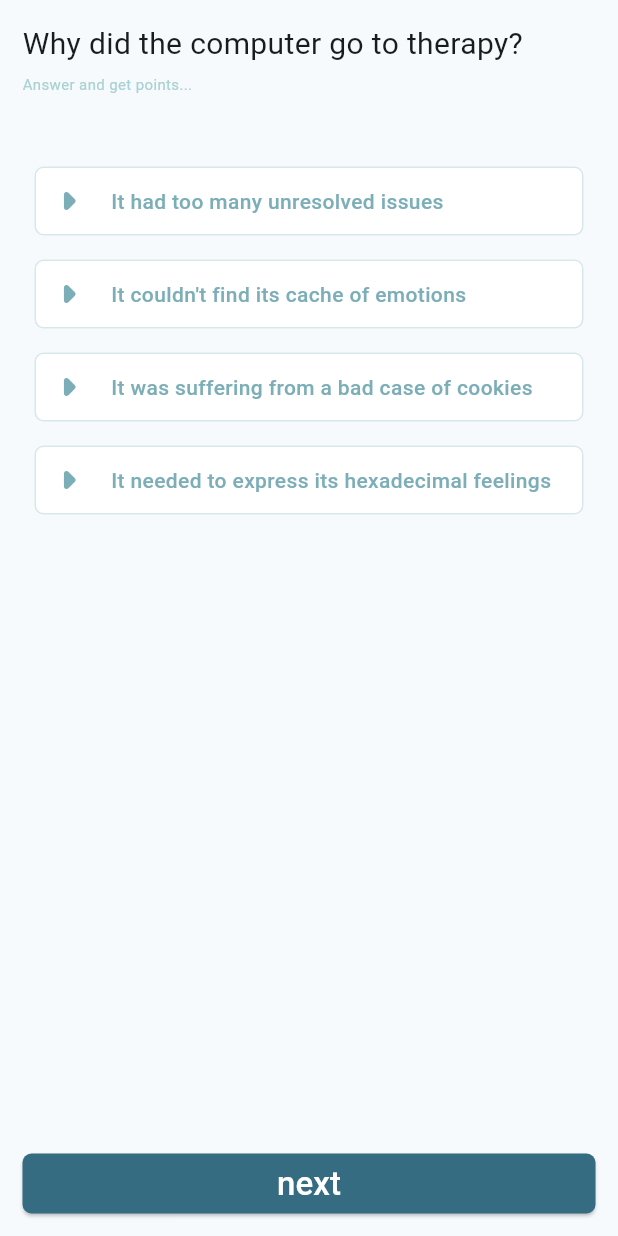
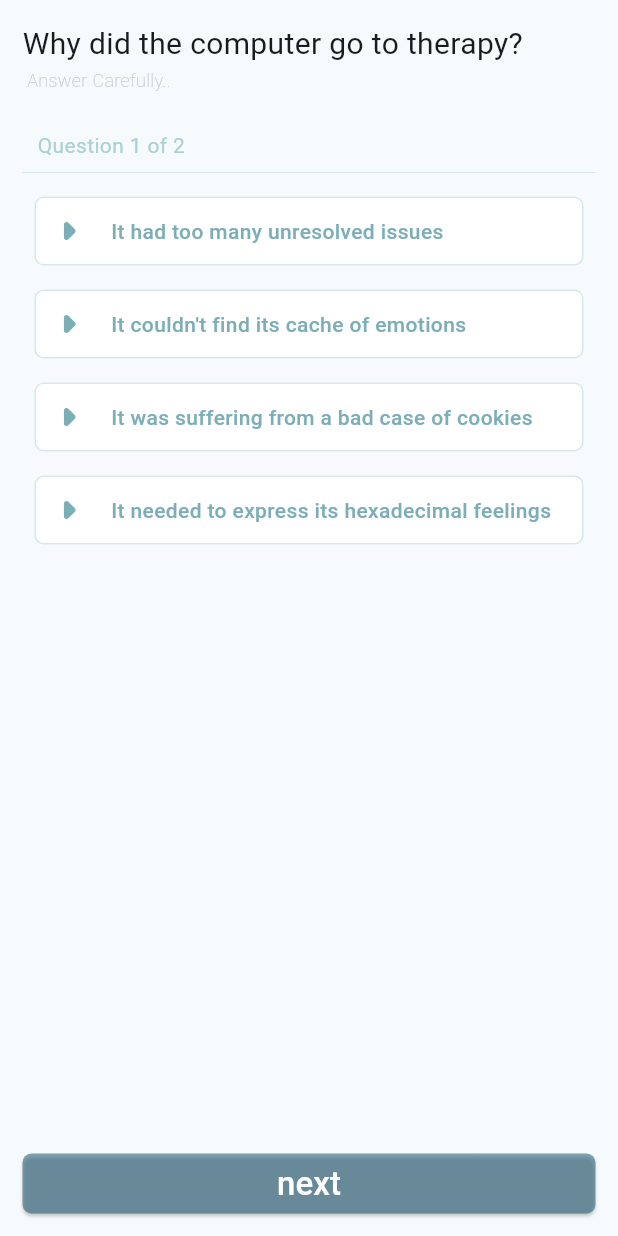
Before and after one commit to LujainAbuRajab/quiz_app, a Flutter app: the screen it shows after launch, after a tap on "next", on a phone screen of 412 x 824 dp. Run offline on Flutter 3.47's test engine with Material 3 defaults, Android fonts, the phone set to English and light mode, and no system bars.

Commit message:
final page widget - Done

```diff
--- a/lib/pages/home_page.dart
+++ b/lib/pages/home_page.dart
@@ -4,6 +4,7 @@ import 'package:quiz_app2/utils/app_colors.dart';
 import 'package:quiz_app2/widgets/answer_widget_iter.dart';
 import 'package:quiz_app2/widgets/congtats_widgets.dart';
 import 'package:quiz_app2/widgets/main_button.dart';
+
 
 class MyHomePage extends StatefulWidget {
   const MyHomePage({super.key});
@@ -16,6 +17,7 @@ class _MyHomePageState extends State<MyHomePage> {
   int questionIndex = 0;
   bool isFinished = false;
   int score = 0;
+  // var numOfQ = score + 1 ;
   String? selectedAnswer;
 
   void answerQuestion(){
@@ -35,20 +37,43 @@ class _MyHomePageState extends State<MyHomePage> {
               children: [
 
                   Padding(
-                      padding: const EdgeInsets.only(bottom:5),
+                      padding: const EdgeInsets.only(bottom:1),
                       child: Text(
                         questionsWithAnswers[questionIndex].question,
-                        style: const TextStyle(fontSize: 20),
+                        style:  const TextStyle(fontSize: 20),
+
                       ),
                   ),
-                  const Text(
-                    "Answer and get points...",
-                    style: TextStyle(
-                      color: AppColors.babyBlue,
-                      fontSize: 10,
+                  const Padding(
+                    padding: EdgeInsets.only(left: 3),
+                    child: Text(
+                      "Answer Carefully..",
+                      style: TextStyle(
+                        color: AppColors.lightGray,
+                        fontWeight: FontWeight.w100,
+                        fontSize: 12,
+                      ),
                     ),
                   ),
-                  const SizedBox(height: 40,),
+                  const SizedBox(height: 25,),
+                  Column(
+                    crossAxisAlignment: CrossAxisAlignment.start,
+                    children:[
+                      Padding(
+                        padding: const EdgeInsets.only(left: 10),
+                        child: Text(
+                          'Question ${score+1} of ${questionsWithAnswers.length}',
+                          style: const TextStyle(
+                            color: AppColors.babyBlue,
+                          ),
+                        ),
+                      ),
+                      const Divider(
+                        color: AppColors.babyBlue,
+                        thickness: 0.3,
+                      ),
+                    ],
+                  ),
                   Column(
                         children: questionsWithAnswers[questionIndex]
                             .answers
@@ -69,11 +94,12 @@ class _MyHomePageState extends State<MyHomePage> {
                     text: "next",
                     onTap: () {
                          setState(() {
-                            if(selectedAnswer == questionsWithAnswers[questionIndex].correctAnswer)
-                                score++;
+                            if(selectedAnswer == questionsWithAnswers[questionIndex].correctAnswer) {
+                              score++;
+                            }
                             if(questionIndex < questionsWithAnswers.length - 1){
                               questionIndex++;
-                              debugPrint("${questionIndex}");
+                              debugPrint("$questionIndex");
                             }
                             else{
                               isFinished=true;
@@ -97,4 +123,6 @@ class _MyHomePageState extends State<MyHomePage> {
       ),
       );
   }
+
+
 }
--- a/lib/utils/app_colors.dart
+++ b/lib/utils/app_colors.dart
@@ -5,6 +5,7 @@ class AppColors {
   static const Color avgBlue = Color(0xff7caeb8);
   static const Color darkBlue = Color(0xff366c82);
   static const Color navy = Color(0xff0a344e);
+  static const Color lightGray = Color(0xffc6c8c5);
   static const Color white = Color.fromARGB(255, 255, 255, 255);
 
 
--- a/lib/widgets/main_button.dart
+++ b/lib/widgets/main_button.dart
@@ -20,7 +20,7 @@ class MainButton extends StatelessWidget {
                     child: ElevatedButton(
                       onPressed: onTap,
                       style: ElevatedButton.styleFrom(
-                        backgroundColor: AppColors.darkBlue,
+                        backgroundColor: AppColors.darkBlue.withOpacity(0.6),
                         foregroundColor: AppColors.white,
                         shape: RoundedRectangleBorder(
                           borderRadius: BorderRadius.circular(6),
@@ -28,7 +28,7 @@ class MainButton extends StatelessWidget {
                       ),
                       child: Text(
                         text,
-                        style: TextStyle(
+                        style: const TextStyle(
                           fontSize: 22,
                         ),
                       ),
```
Also changed, not shown: lib/widgets/congtats_widgets.dart (+78 -12 lines).
